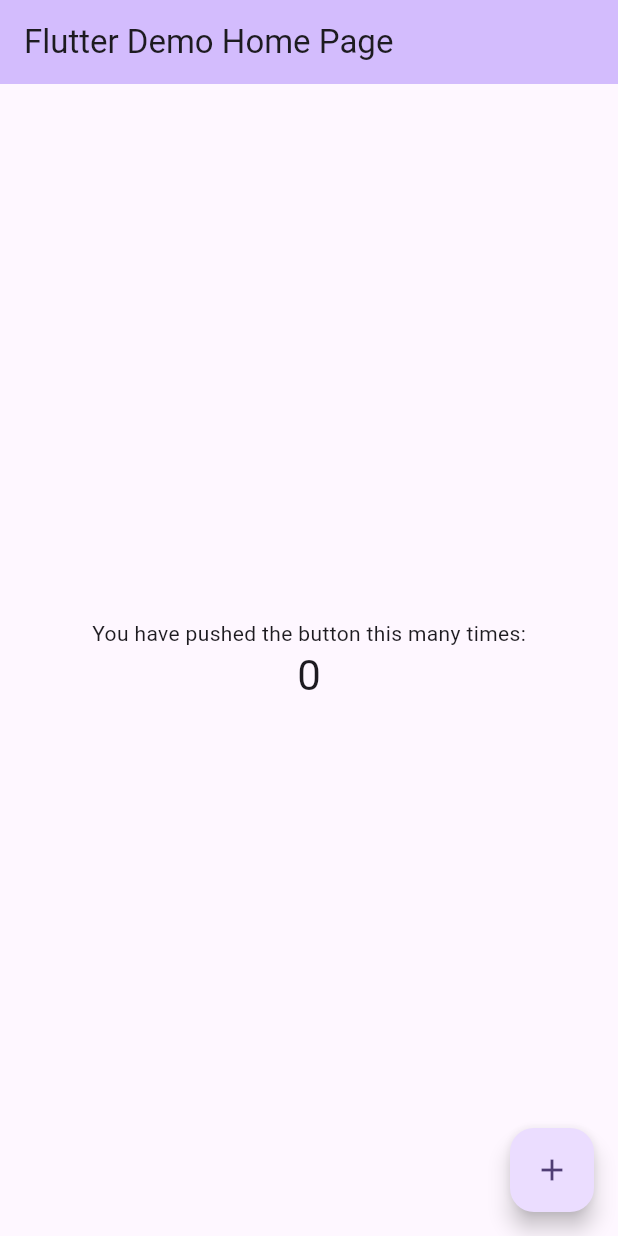
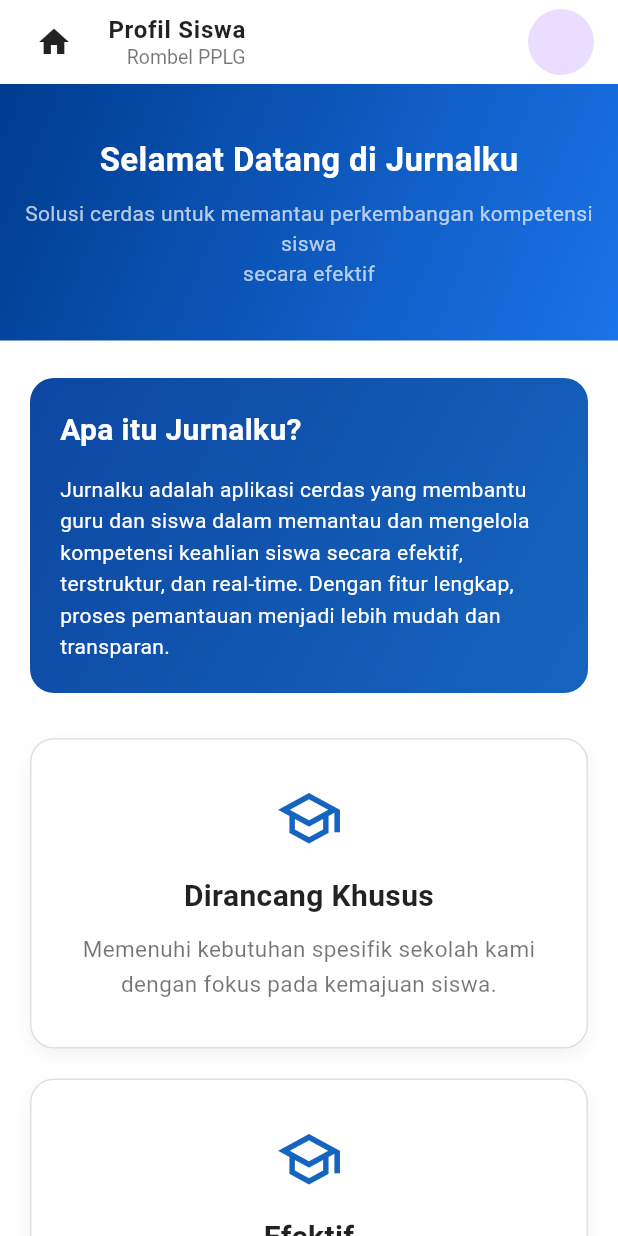
Before and after one commit to Mbgspanji/jurnalku, a Flutter app: the screen it shows after launch, on a phone screen of 412 x 824 dp. Run offline on Flutter 3.47's test engine with Material 3 defaults, Android fonts, the phone set to English and light mode, and no system bars.

Commit message:
update-dashboard

```diff
--- /dev/null
+++ b/lib/dashboard.login.dart
@@ -0,0 +1,250 @@
+import 'package:flutter/material.dart';
+
+class DashboardLogin extends StatelessWidget {
+  const DashboardLogin({super.key});
+
+  @override
+  Widget build(BuildContext context) {
+    return Scaffold(
+      backgroundColor: Colors.white,
+      appBar: AppBar(
+        backgroundColor: Colors.white,
+        elevation: 0,
+        leading: const Padding(
+          padding: EdgeInsets.only(left: 16),
+          child: Icon(Icons.home, color: Colors.black87),
+        ),
+        title: const Column(
+          crossAxisAlignment: CrossAxisAlignment.end,
+          children: [
+            Text(
+              "Profil Siswa",
+              style: TextStyle(
+                fontSize: 16,
+                color: Colors.black87,
+                fontWeight: FontWeight.w600,
+                letterSpacing: 0.5,
+              ),
+            ),
+            Text(
+              "Rombel PPLG",
+              style: TextStyle(fontSize: 13, color: Colors.black54),
+            ),
+          ],
+        ),
+        centerTitle: false,
+        actions: const [
+          Padding(
+            padding: EdgeInsets.only(right: 16),
+            child: CircleAvatar(
+              radius: 22,
+              // backgroundImage: AssetImage("assets/profile.jpg"),
+            ),
+          ),
+        ],
+      ),
+      body: SingleChildScrollView(
+        child: Column(
+          children: [
+            Container(
+              width: double.infinity,
+              padding: const EdgeInsets.symmetric(vertical: 35),
+              decoration: const BoxDecoration(
+                gradient: LinearGradient(
+                  colors: [Color(0xFF003C8F), Color(0xFF1A73E8)],
+                  begin: Alignment.topLeft,
+                  end: Alignment.bottomRight,
+                ),
+              ),
+              child: const Column(
+                children: [
+                  Text(
+                    "Selamat Datang di Jurnalku",
+                    style: TextStyle(
+                      color: Colors.white,
+                      fontSize: 22,
+                      fontWeight: FontWeight.w700,
+                    ),
+                  ),
+                  SizedBox(height: 10),
+                  Text(
+                    "Solusi cerdas untuk memantau perkembangan kompetensi siswa\nsecara efektif",
+                    textAlign: TextAlign.center,
+                    style: TextStyle(color: Colors.white70, fontSize: 14),
+                  ),
+                ],
+              ),
+            ),
+
+            const SizedBox(height: 25),
+
+            Padding(
+              padding: const EdgeInsets.symmetric(horizontal: 20),
+              child: Container(
+                width: double.infinity,
+                padding: const EdgeInsets.all(20),
+                decoration: BoxDecoration(
+                  gradient: const LinearGradient(
+                    colors: [Color(0xFF0D47A1), Color(0xFF1565C0)],
+                    begin: Alignment.topLeft,
+                    end: Alignment.bottomRight,
+                  ),
+                  borderRadius: BorderRadius.circular(16),
+                ),
+                child: const Column(
+                  crossAxisAlignment: CrossAxisAlignment.start,
+                  children: [
+                    Text(
+                      "Apa itu Jurnalku?",
+                      style: TextStyle(
+                        color: Colors.white,
+                        fontSize: 20,
+                        fontWeight: FontWeight.w700,
+                      ),
+                    ),
+                    SizedBox(height: 15),
+                    Text(
+                      "Jurnalku adalah aplikasi cerdas yang membantu guru "
+                      "dan siswa dalam memantau dan mengelola kompetensi "
+                      "keahlian siswa secara efektif, terstruktur, dan real-time. "
+                      "Dengan fitur lengkap, proses pemantauan menjadi lebih "
+                      "mudah dan transparan.",
+                      style: TextStyle(
+                        color: Colors.white,
+                        fontSize: 14,
+                        height: 1.5,
+                      ),
+                    ),
+                  ],
+                ),
+              ),
+            ),
+
+            const SizedBox(height: 30),
+
+            Padding(
+              padding: const EdgeInsets.symmetric(horizontal: 20),
+              child: Container(
+                width: double.infinity,
+                padding: const EdgeInsets.symmetric(
+                  vertical: 30,
+                  horizontal: 20,
+                ),
+                decoration: BoxDecoration(
+                  color: Colors.white,
+                  borderRadius: BorderRadius.circular(16),
+                  border: Border.all(color: Colors.black12), // border halus
+                  boxShadow: [
+                    BoxShadow(
+                      color: Colors.black12.withOpacity(0.05),
+                      blurRadius: 8,
+                      offset: const Offset(0, 4),
+                    ),
+                  ],
+                ),
+                child: Column(
+                  mainAxisAlignment: MainAxisAlignment.center,
+                  crossAxisAlignment: CrossAxisAlignment.center,
+                  children: [
+                    // ICON
+                    Icon(
+                      Icons.school_outlined,
+                      size: 45,
+                      color: Colors.blue.shade800,
+                    ),
+
+                    const SizedBox(height: 15),
+
+                    const Text(
+                      "Dirancang Khusus",
+                      textAlign: TextAlign.center,
+                      style: TextStyle(
+                        color: Colors.black87,
+                        fontSize: 20,
+                        fontWeight: FontWeight.w700,
+                      ),
+                    ),
+
+                    const SizedBox(height: 10),
+
+                    const Text(
+                      "Memenuhi kebutuhan spesifik sekolah kami dengan fokus pada kemajuan siswa.",
+                      textAlign: TextAlign.center,
+                      style: TextStyle(
+                        color: Colors.black54,
+                        fontSize: 15,
+                        height: 1.5,
+                      ),
+                    ),
+                  ],
+                ),
+              ),
+            ),
+
+            const SizedBox(height: 20),
+
+            Padding(
+              padding: const EdgeInsets.symmetric(horizontal: 20),
+              child: Container(
+                width: double.infinity,
+                padding: const EdgeInsets.symmetric(
+                  vertical: 30,
+                  horizontal: 20,
+                ),
+                decoration: BoxDecoration(
+                  color: Colors.white,
+                  borderRadius: BorderRadius.circular(16),
+                  border: Border.all(color: Colors.black12), // border halus
+                  boxShadow: [
+                    BoxShadow(
+                      color: Colors.black12.withOpacity(0.05),
+                      blurRadius: 8,
+                      offset: const Offset(0, 4),
+                    ),
+                  ],
+                ),
+                child: Column(
+                  mainAxisAlignment: MainAxisAlignment.center,
+                  crossAxisAlignment: CrossAxisAlignment.center,
+                  children: [
+                    Icon(
+                      Icons.school_outlined,
+                      size: 45,
+                      color: Colors.blue.shade800,
+                    ),
+
+                    const SizedBox(height: 15),
+
+                    const Text(
+                      "Efektif",
+                      textAlign: TextAlign.center,
+                      style: TextStyle(
+                        color: Colors.black87,
+                        fontSize: 20,
+                        fontWeight: FontWeight.w700,
+                      ),
+                    ),
+
+                    const SizedBox(height: 10),
+
+                    const Text(
+                      "Memudahkan siswa dan guru melihat perkembangan secara real-time.",
+                      textAlign: TextAlign.center,
+                      style: TextStyle(
+                        color: Colors.black54,
+                        fontSize: 15,
+                        height: 1.5,
+                      ),
+                    ),
+
+                    const SizedBox(height: 20),
+                  ],
+                ),
+              ),
+            ),
+          ],
+        ),
+      ),
+    );
+  }
+}
--- a/lib/login.dart
+++ /dev/null
@@ -1,23 +0,0 @@
-import 'package:flutter/material.dart';
-
-void main() {
-  runApp(const LoginApp());
-}
-
-class LoginApp extends StatelessWidget {
-  const LoginApp({super.key});
-
-  @override
-  Widget build(BuildContext context) {
-    return MaterialApp(
-      home: Scaffold(
-        appBar: AppBar(
-          title: const Text('Login'),
-        ),
-        body: const Center(
-          child: Text('Login Screen'),
-        ),
-      ),
-    );
-  }
-}
--- a/lib/main.dart
+++ b/lib/main.dart
@@ -1,4 +1,5 @@
 import 'package:flutter/material.dart';
+import 'dashboard.login.dart';
 
 void main() {
   runApp(const MyApp());
@@ -11,112 +12,8 @@ class MyApp extends StatelessWidget {
   @override
   Widget build(BuildContext context) {
     return MaterialApp(
-      title: 'Flutter Demo',
-      theme: ThemeData(
-        // This is the theme of your application.
-        //
-        // TRY THIS: Try running your application with "flutter run". You'll see
-        // the application has a purple toolbar. Then, without quitting the app,
-        // try changing the seedColor in the colorScheme below to Colors.green
-        // and then invoke "hot reload" (save your changes or press the "hot
-        // reload" button in a Flutter-supported IDE, or press "r" if you used
-        // the command line to start the app).
-        //
-        // Notice that the counter didn't reset back to zero; the application
-        // state is not lost during the reload. To reset the state, use hot
-        // restart instead.
-        //
-        // This works for code too, not just values: Most code changes can be
-        // tested with just a hot reload.
-        colorScheme: ColorScheme.fromSeed(seedColor: Colors.deepPurple),
-      ),
-      home: const MyHomePage(title: 'Flutter Demo Home Page'),
+      title: 'Jurnalku',
+      home: const DashboardLogin(),
     );
   }
 }
-
-class MyHomePage extends StatefulWidget {
-  const MyHomePage({super.key, required this.title});
-
-  // This widget is the home page of your application. It is stateful, meaning
-  // that it has a State object (defined below) that contains fields that affect
-  // how it looks.
-
-  // This class is the configuration for the state. It holds the values (in this
-  // case the title) provided by the parent (in this case the App widget) and
-  // used by the build method of the State. Fields in a Widget subclass are
-  // always marked "final".
-
-  final String title;
-
-  @override
-  State<MyHomePage> createState() => _MyHomePageState();
-}
-
-class _MyHomePageState extends State<MyHomePage> {
-  int _counter = 0;
-
-  void _incrementCounter() {
-    setState(() {
-      // This call to setState tells the Flutter framework that something has
-      // changed in this State, which causes it to rerun the build method below
-      // so that the display can reflect the updated values. If we changed
-      // _counter without calling setState(), then the build method would not be
-      // called again, and so nothing would appear to happen.
-      _counter++;
-    });
-  }
-
-  @override
-  Widget build(BuildContext context) {
-    // This method is rerun every time setState is called, for instance as done
-    // by the _incrementCounter method above.
-    //
-    // The Flutter framework has been optimized to make rerunning build methods
-    // fast, so that you can just rebuild anything that needs updating rather
-    // than having to individually change instances of widgets.
-    return Scaffold(
-      appBar: AppBar(
-        // TRY THIS: Try changing the color here to a specific color (to
-        // Colors.amber, perhaps?) and trigger a hot reload to see the AppBar
-        // change color while the other colors stay the same.
-        backgroundColor: Theme.of(context).colorScheme.inversePrimary,
-        // Here we take the value from the MyHomePage object that was created by
-        // the App.build method, and use it to set our appbar title.
-        title: Text(widget.title),
-      ),
-      body: Center(
-        // Center is a layout widget. It takes a single child and positions it
-        // in the middle of the parent.
-        child: Column(
-          // Column is also a layout widget. It takes a list of children and
-          // arranges them vertically. By default, it sizes itself to fit its
-          // children horizontally, and tries to be as tall as its parent.
-          //
-          // Column has various properties to control how it sizes itself and
-          // how it positions its children. Here we use mainAxisAlignment to
-          // center the children vertically; the main axis here is the vertical
-          // axis because Columns are vertical (the cross axis would be
-          // horizontal).
-          //
-          // TRY THIS: Invoke "debug painting" (choose the "Toggle Debug Paint"
-          // action in the IDE, or press "p" in the console), to see the
-          // wireframe for each widget.
-          mainAxisAlignment: MainAxisAlignment.center,
-          children: <Widget>[
-            const Text('You have pushed the button this many times:'),
-            Text(
-              '$_counter',
-              style: Theme.of(context).textTheme.headlineMedium,
-            ),
-          ],
-        ),
-      ),
-      floatingActionButton: FloatingActionButton(
-        onPressed: _incrementCounter,
-        tooltip: 'Increment',
-        child: const Icon(Icons.add),
-      ), // This trailing comma makes auto-formatting nicer for build methods.
-    );
-  }
-}
--- a/pubspec.yaml
+++ b/pubspec.yaml
@@ -58,7 +58,8 @@ flutter:
   uses-material-design: true
 
   # To add assets to your application, add an assets section, like this:
-  # assets:
+  assets:
+    - assets/
   #   - images/a_dot_burr.jpeg
   #   - images/a_dot_ham.jpeg
 
```
Also changed, not shown: assets/bgsecondary.svg (added), lib/dashboard.dart (deleted).
